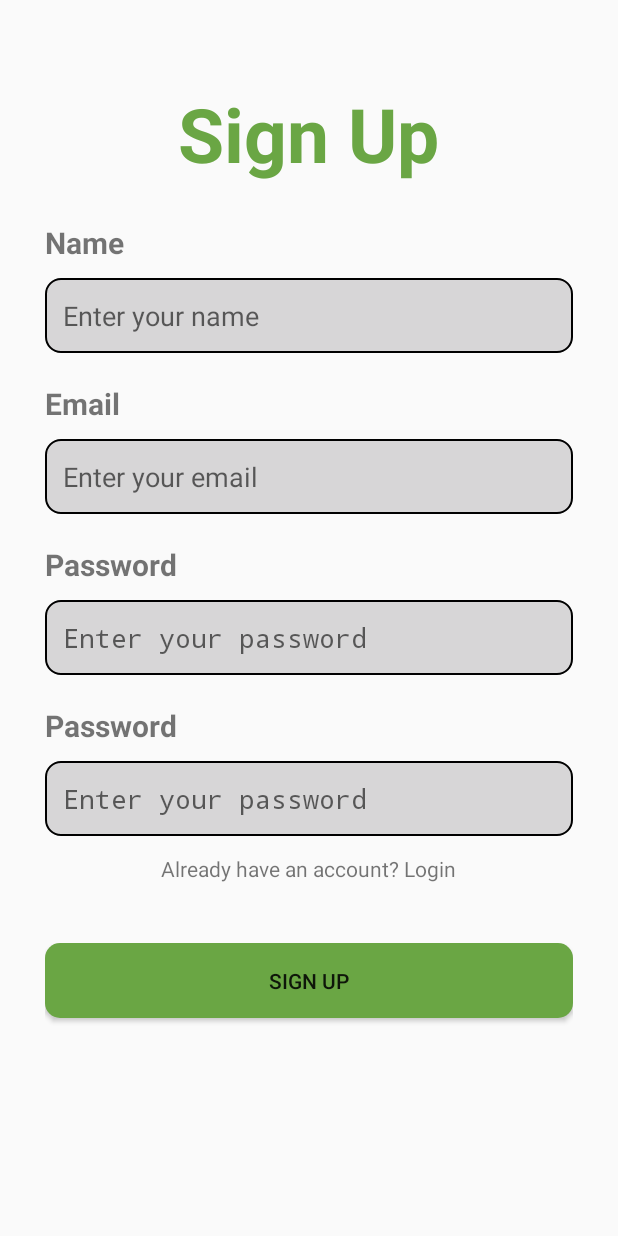
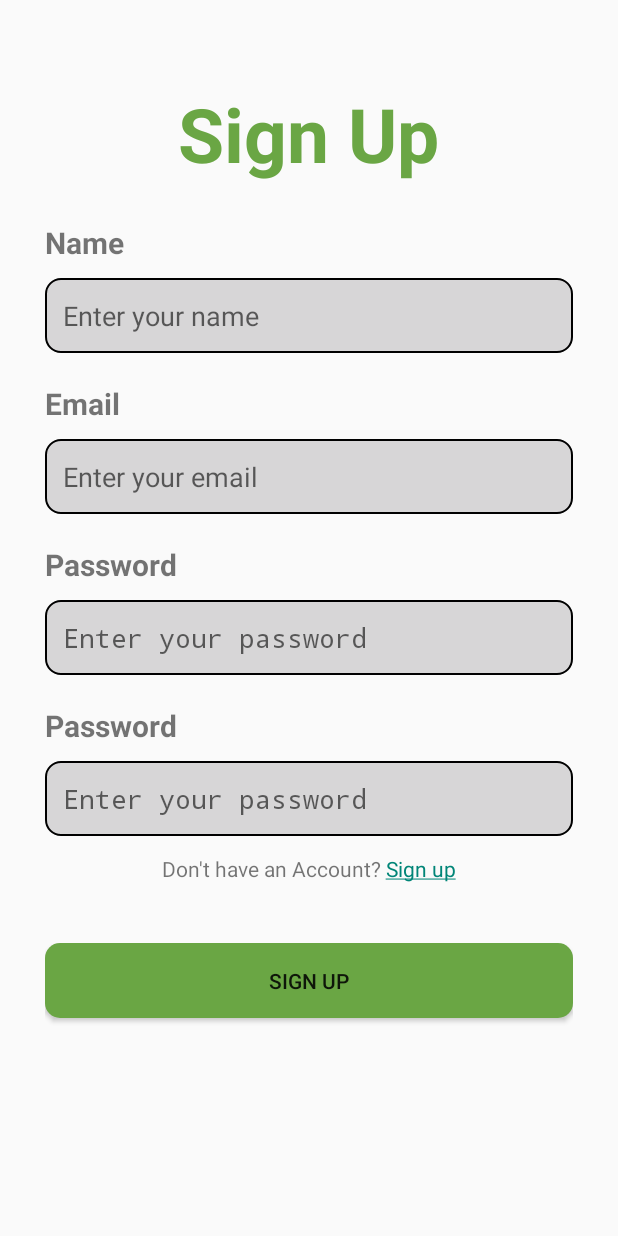
Before and after one commit to giannakat/ExpirEase, an Android app: the RegisterActivity screen opened directly, with no data from a screen before it, on a phone screen of 412 x 824 dp. Run offline under Robolectric (Android 15) with nearby library versions, the phone set to English and light mode, and no system bars.

Commit message:
added login and signup transition

```diff
--- a/app/src/main/java/com/example/expirease/RegisterActivity.kt
+++ b/app/src/main/java/com/example/expirease/RegisterActivity.kt
@@ -1,6 +1,14 @@
 package com.example.expirease
 import android.app.Activity
+import android.content.Intent
+import android.graphics.Color
 import android.os.Bundle
+import android.text.SpannableString
+import android.text.method.LinkMovementMethod
+import android.text.style.ClickableSpan
+import android.text.style.ForegroundColorSpan
+import android.view.View
+import android.widget.TextView
 
 
 class RegisterActivity : Activity() {
@@ -8,5 +16,34 @@ class RegisterActivity : Activity() {
         super.onCreate(savedInstanceState)
         setContentView(R.layout.activity_register)
 
+
+        val loginTextView: TextView = findViewById(R.id.loginTextView)
+
+        // Create a SpannableString to make "Sign up" a different color and clickable
+        val text = "Don't have an Account? Sign up"
+        val spannableString = SpannableString(text)
+
+        // Change the color of the "Sign up" text to blue (or any color you prefer)
+        val startIndex = text.indexOf("Sign up")
+        val endIndex = startIndex + "Sign up".length
+        spannableString.setSpan(ForegroundColorSpan(Color.GREEN), startIndex, endIndex, 0)
+
+        // Make "Sign up" clickable
+        spannableString.setSpan(object : ClickableSpan() {
+            override fun onClick(widget: View) {
+                // Navigate to Sign Up Activity when clicked
+                val intent = Intent(this@RegisterActivity, LoginActivity::class.java)
+                startActivity(intent)
+            }
+        }, startIndex, endIndex, 0)
+
+        // Set the SpannableString to the TextView
+        loginTextView.text = spannableString
+
+        // Make the TextView clickable
+        loginTextView.movementMethod = LinkMovementMethod.getInstance()
+
+
+
     }
 }
--- a/app/src/main/res/layout/activity_register.xml
+++ b/app/src/main/res/layout/activity_register.xml
@@ -116,11 +116,14 @@
         android:hint="Enter your password"/>
 
     <TextView
+        android:id="@+id/loginTextView"
         android:layout_width="wrap_content"
         android:layout_height="wrap_content"
         android:layout_marginTop="12dp"
         android:text="Already have an account? Login"
-        android:layout_gravity="center"/>
+        android:layout_gravity="center"
+        android:clickable="true"
+        android:focusable="true"/>
 
     <Button
         android:id = "@+id/login_btn"
```
Also changed, not shown: app/src/main/AndroidManifest.xml (+9 -0 lines), app/src/main/java/com/example/expirease/LoginActivity.kt (+38 -0 lines), app/src/main/java/com/example/expirease/SplashScreenActivity.kt (added, +21 -0 lines), app/src/main/res/layout/activity_splash_screen.xml (added, +20 -0 lines).
